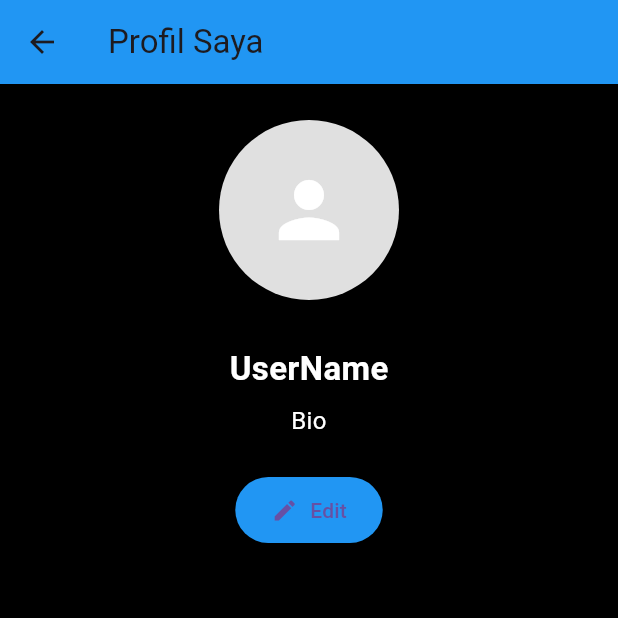
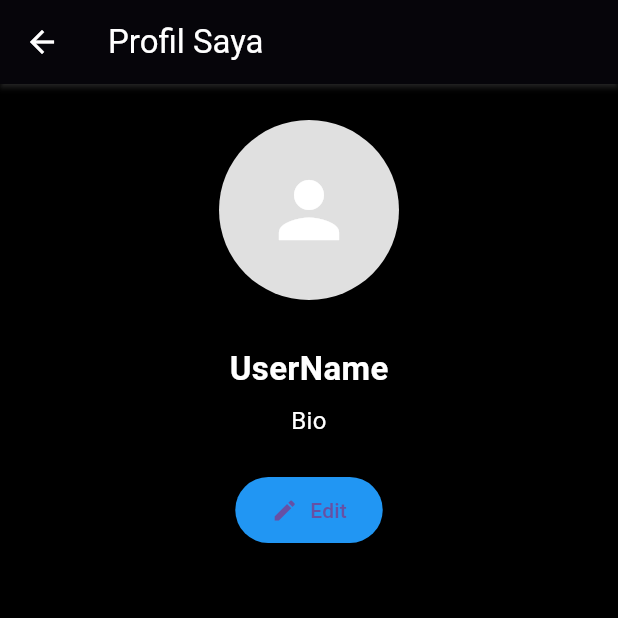
Before and after one commit to Wahabi86/Project_MultiPlatform, a Flutter app: the ProfilePage screen opened directly, on a phone screen of 412 x 824 dp, the top half of it. Run offline on Flutter 3.47's test engine with Material 3 defaults, Android fonts, the phone set to English and light mode, and no system bars; our stand-ins replace carousel_slider, curved_navigation_bar, dio, image_picker.

Commit message:
Update: -Menambahkan shadow pada app bar sebagai pembatas

```diff
--- a/lib/ui/profile_page.dart
+++ b/lib/ui/profile_page.dart
@@ -117,7 +117,16 @@ class _ProfilePageState extends State<ProfilePage> {
   Widget build(BuildContext context) {
     return Scaffold(
       appBar: AppBar(
-          title: const Text('Profil Saya'), backgroundColor: Colors.blue),
+        title: const Text(
+          'Profil Saya',
+          style: TextStyle(color: Colors.white),
+        ),
+        backgroundColor: Colors.black,
+        elevation: 1.5, // tingkat ketebalan bayangan
+        shadowColor: Colors.grey.withOpacity(0.5), // warna bayangan
+        iconTheme:
+            const IconThemeData(color: Colors.white), // jika pakai ikon back
+      ),
       body: Center(
         child: Padding(
           padding: const EdgeInsets.symmetric(horizontal: 16, vertical: 24),
```
